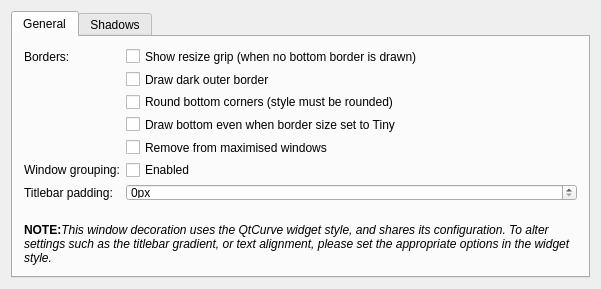
Before: the Qt Designer form kwinconfig/qtcurvekwinconfigwidget.ui in QtCurve/qtcurve, drawn with Qt 5.
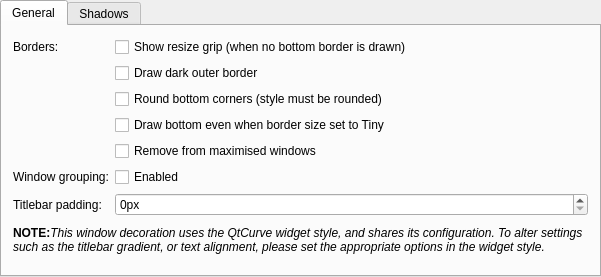
After: the same form once the commit is applied. Custom widgets are drawn as their Qt base class.

Commit message: Remove padding aroudn tab widget

```diff
--- a/kwinconfig/qtcurvekwinconfigwidget.ui
+++ b/kwinconfig/qtcurvekwinconfigwidget.ui
@@ -7,10 +7,13 @@
     <x>0</x>
     <y>0</y>
     <width>601</width>
-    <height>275</height>
+    <height>277</height>
    </rect>
   </property>
   <layout class="QVBoxLayout" name="verticalLayout">
+   <property name="margin">
+    <number>0</number>
+   </property>
    <item>
     <widget class="QTabWidget" name="tabWidget">
      <property name="currentIndex">
@@ -106,7 +109,7 @@
          <property name="sizeHint" stdset="0">
           <size>
            <width>20</width>
-           <height>16</height>
+           <height>4</height>
           </size>
          </property>
         </spacer>
```
Lines whose indentation alone changed are shown as unchanged.
